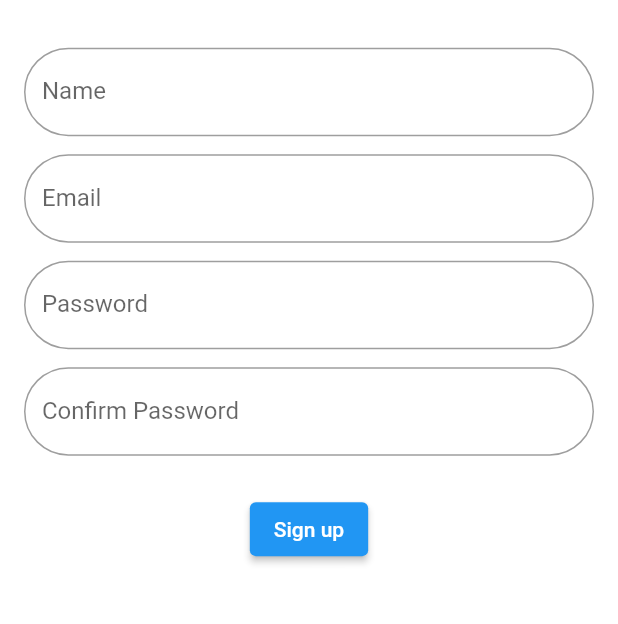
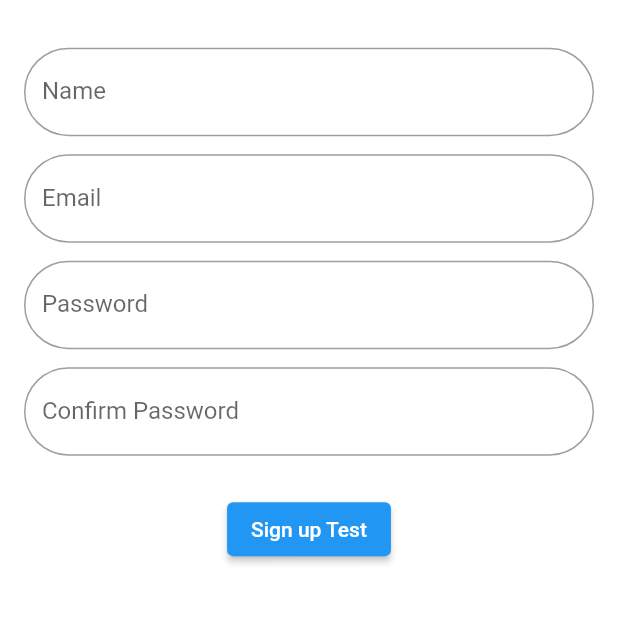
Before and after one commit to mohammadmuhib/flutter_chat_app, a Flutter app: the SignupScreen screen opened by its route, on a phone screen of 412 x 824 dp, the part 540-1164 px from its top. Run offline on Flutter 3.47's test engine with Material 2 defaults, Android fonts, the phone set to English and light mode, and no system bars.

Commit message:
Signup button chnaged

```diff
--- a/lib/pages/signup_screen.dart
+++ b/lib/pages/signup_screen.dart
@@ -119,12 +119,20 @@ class _SignupScreenState extends State<SignupScreen> {
                     height: 25.0,
                   ),
                   ElevatedButton(
-                    child: Text("Sign up"),
+                    child: Text("Sign up Test"),
                     onPressed: () {
                       // Navigator.pushNamed(context, "/Login");
                       if (_formkey.currentState.validate()) {
                         // Code if validation pass
-
+                        // aise krte hai validate got it?
+                        // isme agr hm valid option dalenge tbhi second option pr click huga ya phle firbase se connect krna huga
+                        //second option matlab? matlb ki sign up se login login se homepage
+                        // vo ab mmat karo thoda aur flow samjho isko baad me seekhhna ok aur kuch?isko pull or push krna bataye isme to wahi confusion h ok
+                        // ye jo maine abhi jitne steps kiya hu ye bas ek baar hi krna hota hai jab project ko first time push krte hai git pe
+                        // agar abhi ni aiya hai samajh me toh ye steps bar bar ni krna hota hai toh abhi itna imp ni hai ab maine toh kr diya hai
+                        // next ab jab tum push pull kroge toh vo dekho kaise kr raha hu
+                        //ok
+                        // ab mai kuch chnage kr raha hu code me phir usko push karunga
                       }
                     },
                   ),
```
